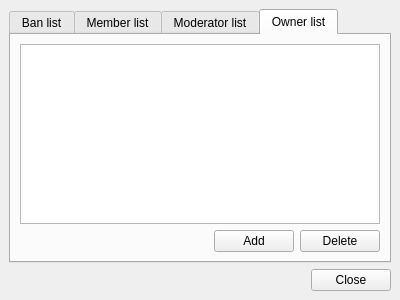
This is groupchatadmin.ui in xmpp-graveyard/jabbim as Qt 5 draws it before an edit. The edited form follows.
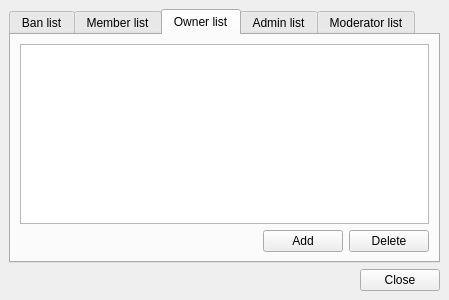
This is the edited form. The open tabs and pages were chosen to show the change.

Commit message: uprava groupchatadmin a uklizeni v jabber.yp

Diff of the .ui file:
```diff
--- a/groupchatadmin.ui
+++ b/groupchatadmin.ui
@@ -5,7 +5,7 @@
    <rect>
     <x>0</x>
     <y>0</y>
-    <width>400</width>
+    <width>449</width>
     <height>300</height>
    </rect>
   </property>
@@ -110,6 +110,92 @@
        </item>
       </layout>
      </widget>
+     <widget class="QWidget" name="tab_4" >
+      <attribute name="title" >
+       <string>Owner list</string>
+      </attribute>
+      <layout class="QGridLayout" >
+       <property name="margin" >
+        <number>9</number>
+       </property>
+       <property name="spacing" >
+        <number>6</number>
+       </property>
+       <item row="1" column="0" >
+        <spacer>
+         <property name="orientation" >
+          <enum>Qt::Horizontal</enum>
+         </property>
+         <property name="sizeHint" >
+          <size>
+           <width>91</width>
+           <height>20</height>
+          </size>
+         </property>
+        </spacer>
+       </item>
+       <item row="1" column="2" >
+        <widget class="QPushButton" name="deleteowner" >
+         <property name="text" >
+          <string>Delete</string>
+         </property>
+        </widget>
+       </item>
+       <item row="0" column="0" colspan="3" >
+        <widget class="QListWidget" name="ownerlist" />
+       </item>
+       <item row="1" column="1" >
+        <widget class="QPushButton" name="addowner" >
+         <property name="text" >
+          <string>Add</string>
+         </property>
+        </widget>
+       </item>
+      </layout>
+     </widget>
+     <widget class="QWidget" name="tab_5" >
+      <attribute name="title" >
+       <string>Admin list</string>
+      </attribute>
+      <layout class="QGridLayout" >
+       <property name="margin" >
+        <number>9</number>
+       </property>
+       <property name="spacing" >
+        <number>6</number>
+       </property>
+       <item row="0" column="0" colspan="3" >
+        <widget class="QListWidget" name="adminlist" />
+       </item>
+       <item row="1" column="1" >
+        <widget class="QPushButton" name="addadmin" >
+         <property name="text" >
+          <string>Add</string>
+         </property>
+        </widget>
+       </item>
+       <item row="1" column="2" >
+        <widget class="QPushButton" name="deleteadmin" >
+         <property name="text" >
+          <string>Delete</string>
+         </property>
+        </widget>
+       </item>
+       <item row="1" column="0" >
+        <spacer>
+         <property name="orientation" >
+          <enum>Qt::Horizontal</enum>
+         </property>
+         <property name="sizeHint" >
+          <size>
+           <width>241</width>
+           <height>20</height>
+          </size>
+         </property>
+        </spacer>
+       </item>
+      </layout>
+     </widget>
      <widget class="QWidget" name="tab_3" >
       <attribute name="title" >
        <string>Moderator list</string>
@@ -153,49 +239,6 @@
        </item>
       </layout>
      </widget>
-     <widget class="QWidget" name="tab_4" >
-      <attribute name="title" >
-       <string>Owner list</string>
-      </attribute>
-      <layout class="QGridLayout" >
-       <property name="margin" >
-        <number>9</number>
-       </property>
-       <property name="spacing" >
-        <number>6</number>
-       </property>
-       <item row="1" column="0" >
-        <spacer>
-         <property name="orientation" >
-          <enum>Qt::Horizontal</enum>
-         </property>
-         <property name="sizeHint" >
-          <size>
-           <width>91</width>
-           <height>20</height>
-          </size>
-         </property>
-        </spacer>
-       </item>
-       <item row="1" column="2" >
-        <widget class="QPushButton" name="deleteowner" >
-         <property name="text" >
-          <string>Delete</string>
-         </property>
-        </widget>
-       </item>
-       <item row="0" column="0" colspan="3" >
-        <widget class="QListWidget" name="ownerlist" />
-       </item>
-       <item row="1" column="1" >
-        <widget class="QPushButton" name="addowner" >
-         <property name="text" >
-          <string>Add</string>
-         </property>
-        </widget>
-       </item>
-      </layout>
-     </widget>
     </widget>
    </item>
    <item row="1" column="0" >
```
Left out of the diff: 2 changed lines with no effect on the pictures. The commit also changes 6 other files.
